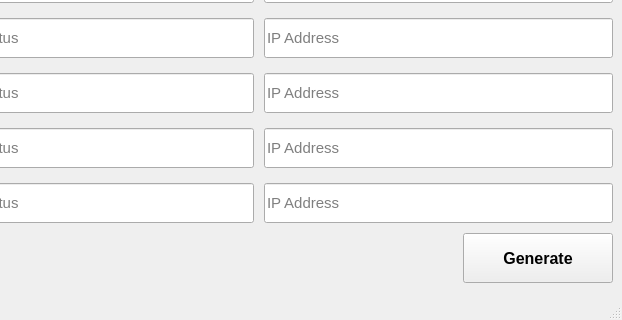
The window that netplan_assign/mainwindow.ui (kaunghtethtun/QT) describes before a commit, drawn with Qt 5; both pictures show x 178 to 800 and y 143 to 463 of the 800 by 463 pixel window.
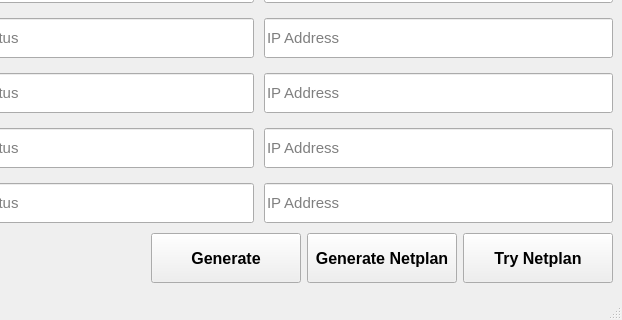
The same window after the commit.

The edit to the form file:
```diff
--- a/netplan_assign/mainwindow.ui
+++ b/netplan_assign/mainwindow.ui
@@ -405,6 +405,44 @@
         </property>
        </widget>
       </item>
+    <item>
+     <widget class="QPushButton" name="pushButton_generate_netplan">
+      <property name="minimumSize">
+       <size>
+      <width>150</width>
+      <height>50</height>
+       </size>
+      </property>
+      <property name="font">
+       <font>
+      <pointsize>12</pointsize>
+      <bold>true</bold>
+       </font>
+      </property>
+      <property name="text">
+       <string>Generate Netplan</string>
+      </property>
+     </widget>
+    </item>
+    <item>
+     <widget class="QPushButton" name="pushButton_try_netplan">
+      <property name="minimumSize">
+       <size>
+      <width>150</width>
+      <height>50</height>
+       </size>
+      </property>
+      <property name="font">
+       <font>
+      <pointsize>12</pointsize>
+      <bold>true</bold>
+       </font>
+      </property>
+      <property name="text">
+       <string>Try Netplan</string>
+      </property>
+     </widget>
+    </item>
      </layout>
     </item>
    </layout>
```
